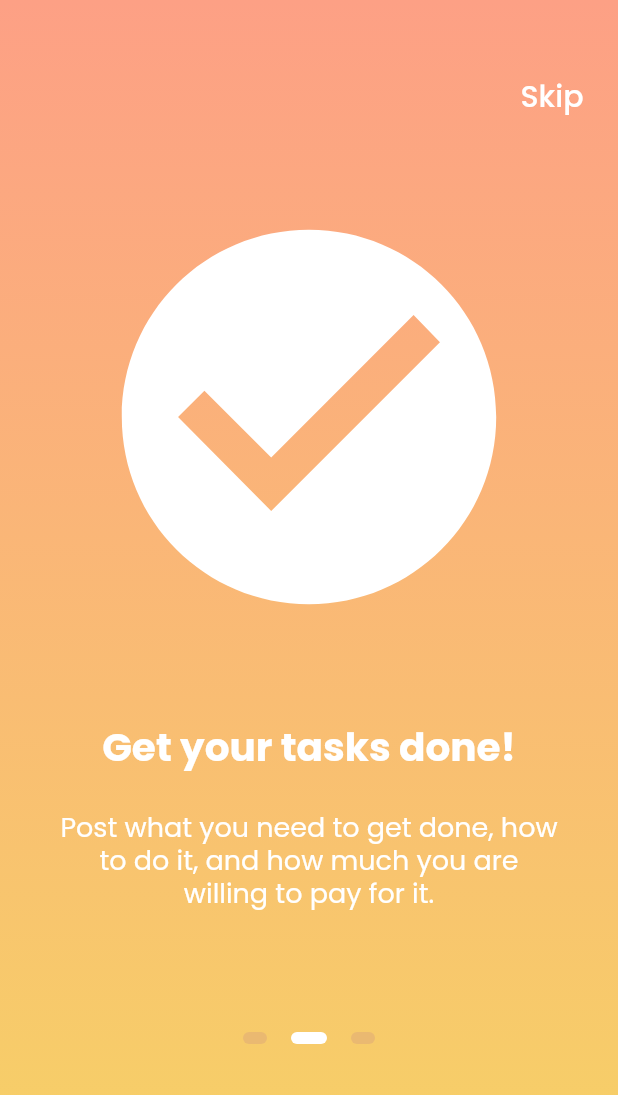
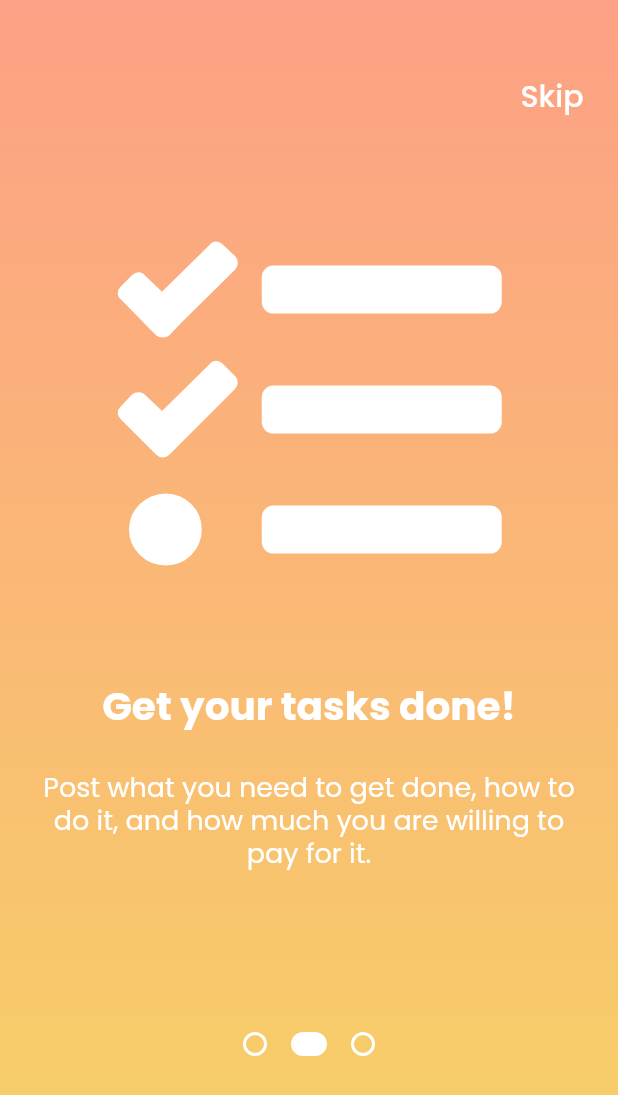
Before and after one commit to jrmgarcia/pasabay_app, a Flutter app: the screen it shows after launch, swiped to page 2, on a phone screen of 412 x 824 dp. Shown: the top 1095 px of the screen. Run offline on Flutter 3.47's test engine with Material 2 defaults, Android fonts, the phone set to English and light mode, and no system bars; our stand-ins replace cloud_firestore, curved_navigation_bar, firebase_auth, firebase_storage, font_awesome_flutter, get_it and 5 more; accounts and stored records are empty.

Commit message:
Improved Onboarding UI

```diff
--- a/lib/ui/views/onboarding_view.dart
+++ b/lib/ui/views/onboarding_view.dart
@@ -1,5 +1,6 @@
 import 'package:flutter/material.dart';
 import 'package:flutter/services.dart';
+import 'package:font_awesome_flutter/font_awesome_flutter.dart';
 import 'package:pasabay_app/constants/route_names.dart';
 import 'package:pasabay_app/locator.dart';
 import 'package:pasabay_app/services/navigation_service.dart';
@@ -30,11 +31,12 @@ class _OnboardingViewState extends State<OnboardingView> {
     return AnimatedContainer(
       duration: Duration(milliseconds: 150),
       margin: EdgeInsets.symmetric(horizontal: 8.0),
-      height: 8.0,
+      height: 16.0,
       width: isActive ? 24.0 : 16.0,
       decoration: BoxDecoration(
-        color: isActive ? Colors.white : Theme.of(context).primaryColor,
-        borderRadius: BorderRadius.all(Radius.circular(12)),
+        color: isActive ? Colors.white : Colors.transparent,
+        borderRadius: BorderRadius.all(Radius.circular(8)),
+        border: Border.all(color: Colors.white, width: 2)
       ),
     );
   }
@@ -88,23 +90,24 @@ class _OnboardingViewState extends State<OnboardingView> {
                           mainAxisAlignment: MainAxisAlignment.center,
                           children: <Widget>[
                             SizedBox(
-                              child: Image.asset('assets/images/pasabay_logo.png', color: Colors.white),
+                              child: Image.asset('assets/images/pasabay_logo.png', height: 90),
                             ),
                             verticalSpaceLarge,
                             SizedBox(
-                              child: Image.asset('assets/images/pasabay_icon.png'),
+                              child: Image.asset('assets/images/pasabay_icon.png', height: 210),
                             ),
                             verticalSpaceLarge,
                           ],
                         ),
                       ),
                       Padding(
-                        padding: EdgeInsets.all(40.0),
+                        padding: const EdgeInsets.fromLTRB(20, 10, 20, 60),
                         child: Column(
-                          crossAxisAlignment: CrossAxisAlignment.center,
+                          mainAxisSize: MainAxisSize.min,
+                          mainAxisAlignment: MainAxisAlignment.center,
                           children: <Widget>[
                             Center(
-                              child: Icon(Icons.check_circle, color: Colors.white, size: 300.0),
+                              child: Icon(FontAwesomeIcons.tasks, color: Colors.white, size: 256.0),
                             ),
                             verticalSpaceLarge,
                             Text(
@@ -122,12 +125,13 @@ class _OnboardingViewState extends State<OnboardingView> {
                         ),
                       ),
                       Padding(
-                        padding: EdgeInsets.all(40.0),
+                        padding: EdgeInsets.fromLTRB(20, 10, 20, 100),
                         child: Column(
-                          crossAxisAlignment: CrossAxisAlignment.center,
+                          mainAxisSize: MainAxisSize.min,
+                          mainAxisAlignment: MainAxisAlignment.center,
                           children: <Widget>[
                             Center(
-                              child: Icon(Icons.attach_money, color: Colors.white, size: 300.0),
+                              child: Icon(FontAwesomeIcons.dollarSign, color: Colors.white, size: 256.0),
                             ),
                             verticalSpaceLarge,
                             Text(
@@ -160,16 +164,15 @@ class _OnboardingViewState extends State<OnboardingView> {
           ? Container(
               height: 100.0,
               width: double.infinity,
-              color: Colors.white,
               child: GestureDetector(
                 onTap: () => _navigationService.navigateTo(LoginViewRoute),
                 child: Center(
                   child: Padding(
                     padding: EdgeInsets.only(bottom: 30.0),
                     child: Text(
-                      'Get started',
+                      'Get started!',
                       style: TextStyle(
-                        color: Theme.of(context).primaryColor,
+                        color: Theme.of(context).primaryColorLight,
                         fontSize: 20.0,
                         fontWeight: FontWeight.bold,
                       ),
```
